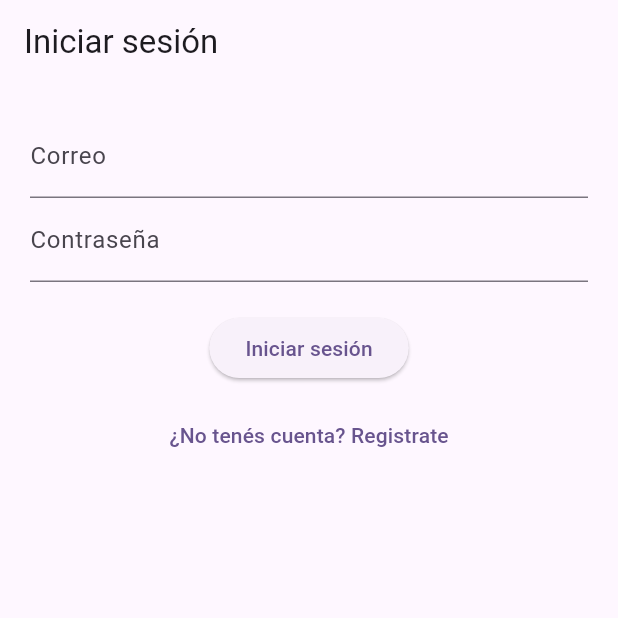
After one commit to JoustenBlanco/conn_ve, a Flutter app: the screen it shows after launch, after a tap on "Iniciar sesión", on a phone screen of 412 x 824 dp, the top half of it. The commit adds this screen. Run offline on Flutter 3.47's test engine with Material 3 defaults, Android fonts, the phone set to English and light mode, and no system bars; our stand-ins replace supabase_flutter; accounts and stored records are empty.

Commit message:
[ADD] Login and register

```diff
--- a/lib/main.dart
+++ b/lib/main.dart
@@ -1,8 +1,9 @@
+import 'package:conn_ve/pages/login_register_page.dart';
 import 'package:flutter/material.dart';
 import 'package:supabase_flutter/supabase_flutter.dart';
-import 'features/auth/screens/login_screen.dart';
-import 'features/home/screens/home_screen.dart';
-
+import 'pages/home_page.dart';
+import 'services/auth_service.dart';
+import 'dart:async';
 void main() async {
   WidgetsFlutterBinding.ensureInitialized();
 
@@ -31,7 +32,8 @@ class MyApp extends StatelessWidget {
   }
 }
 
-/// Este widget escucha el estado de sesión y redirige al login o al home
+
+
 class SessionRedirector extends StatefulWidget {
   const SessionRedirector({super.key});
 
@@ -40,41 +42,56 @@ class SessionRedirector extends StatefulWidget {
 }
 
 class _SessionRedirectorState extends State<SessionRedirector> {
-  late final Stream<AuthState> _authSubscription;
+  late final StreamSubscription<AuthState> _authSubscription;
 
   @override
   void initState() {
     super.initState();
-
-    _authSubscription = Supabase.instance.client.auth.onAuthStateChange;
-
-    _authSubscription.listen((data) {
+print("Estamos en el SessionRedirector");
+    // Escuchar cambios de sesión
+    _authSubscription = Supabase.instance.client.auth.onAuthStateChange.listen((data) async {
       final session = data.session;
-
+      print("Escuchando cambios de sesión: $session");
       if (session != null) {
-        // Usuario autenticado, redirigir al home
-        Navigator.pushReplacement(
-          context,
-          MaterialPageRoute(builder: (_) => const HomePage()),
-        );
+        await Future.delayed(Duration(seconds: 1));
+        print('Sesión activa, redirigiendo al home o crear perfil');
+        final hasProfile = await userHasProfile();
+        if (!mounted) return;
+        if (hasProfile) {
+          print('Ya había un perfil en authSubscription, redirigiendo al home');
+          Navigator.pushReplacement(context, MaterialPageRoute(builder: (_) => const HomePage()));
+        } else {
+          print('No había un perfil en authSubscription, cerrando sesión y redirigiendo al login/registro');
+          await Supabase.instance.client.auth.signOut();
+          Navigator.pushReplacement(context, MaterialPageRoute(builder: (_) => const LoginRegisterPage()));
+        }
+      } else {
+        print('No hay sesión activa en authSubscription, redirigiendo al login');
+        Navigator.pushReplacement(context, MaterialPageRoute(builder: (_) => const LoginRegisterPage()));
       }
     });
 
-    // Ver si ya había una sesión activa
+    // Chequear si ya había una sesión activa al inicio
     final currentSession = Supabase.instance.client.auth.currentSession;
+    print("Chequear si ya había una sesión activa al inicio: Sesión actual: $currentSession");
     if (currentSession != null) {
-      WidgetsBinding.instance.addPostFrameCallback((_) {
-        Navigator.pushReplacement(
-          context,
-          MaterialPageRoute(builder: (_) => const HomePage()),
-        );
+      print('Ya había una sesión activa al inicio');
+      WidgetsBinding.instance.addPostFrameCallback((_) async {
+        final hasProfile = await userHasProfile();
+        if (!mounted) return;
+        if (hasProfile) {
+          print('Ya había un perfil, redirigiendo al home');
+          Navigator.pushReplacement(context, MaterialPageRoute(builder: (_) => const HomePage()));
+        } else {
+          print('No había un perfil, cerrando sesión y redirigiendo al login/registro');
+          await Supabase.instance.client.auth.signOut();
+          Navigator.pushReplacement(context, MaterialPageRoute(builder: (_) => const LoginRegisterPage()));
+        }
       });
     } else {
+      print('No hay sesión activa en el currentSession, redirigiendo al login');
       WidgetsBinding.instance.addPostFrameCallback((_) {
-        Navigator.pushReplacement(
-          context,
-          MaterialPageRoute(builder: (_) => const LoginPage()),
-        );
+        Navigator.pushReplacement(context, MaterialPageRoute(builder: (_) => const LoginRegisterPage()));
       });
     }
   }
--- a/lib/features/home/screens/home_screen.dart
+++ b/lib/pages/home_page.dart
@@ -2,11 +2,12 @@ import 'package:flutter/material.dart';
 
 class HomePage extends StatelessWidget {
   const HomePage({super.key});
+
   @override
   Widget build(BuildContext context) {
     return Scaffold(
-      appBar: AppBar(title: Text('Inicio')),
-      body: Center(child: Text('Pantalla de Inicio')),
+      appBar: AppBar(title: const Text('Inicio')),
+      body: const Center(child: Text('Bienvenido a la app!')),
     );
   }
 }
--- /dev/null
+++ b/lib/pages/login_register_page.dart
@@ -0,0 +1,112 @@
+import 'package:flutter/material.dart';
+import 'package:supabase_flutter/supabase_flutter.dart';
+import 'home_page.dart';
+
+class LoginRegisterPage extends StatefulWidget {
+  const LoginRegisterPage({super.key});
+
+  @override
+  State<LoginRegisterPage> createState() => _LoginRegisterPageState();
+}
+
+class _LoginRegisterPageState extends State<LoginRegisterPage> {
+  bool isLogin = true;
+
+  final emailController = TextEditingController();
+  final passwordController = TextEditingController();
+  final nombreController = TextEditingController();
+  bool loading = false;
+
+  Future<void> handleLoginOrRegister() async {
+    final email = emailController.text.trim();
+    final password = passwordController.text.trim();
+    final nombre = nombreController.text.trim();
+
+    if (email.isEmpty || password.isEmpty || (!isLogin && nombre.isEmpty)) return;
+
+    setState(() => loading = true);
+
+    try {
+      if (isLogin) {
+        // Login
+        await Supabase.instance.client.auth.signInWithPassword(
+          email: email,
+          password: password,
+        );
+      } else {
+        // Registro
+        final res = await Supabase.instance.client.auth.signUp(
+          email: email,
+          password: password,
+        );
+
+        final userId = res.user?.id;
+        if (userId != null) {
+          await Supabase.instance.client.from('usuarios').insert({
+            'id': userId,
+            'nombre': nombre,
+            'correo': email,
+          });
+        }
+      }
+
+      Navigator.pushReplacement(
+        context,
+        MaterialPageRoute(builder: (_) => const HomePage()),
+      );
+    } catch (e) {
+      ScaffoldMessenger.of(context).showSnackBar(
+        SnackBar(content: Text('Error: $e')),
+      );
+    } finally {
+      setState(() => loading = false);
+    }
+  }
+
+  @override
+  Widget build(BuildContext context) {
+    return Scaffold(
+      appBar: AppBar(title: Text(isLogin ? 'Iniciar sesión' : 'Registrarse')),
+      body: Padding(
+        padding: const EdgeInsets.all(20),
+        child: Column(
+          children: [
+            if (!isLogin)
+              TextField(
+                controller: nombreController,
+                decoration: const InputDecoration(labelText: 'Nombre'),
+              ),
+            TextField(
+              controller: emailController,
+              decoration: const InputDecoration(labelText: 'Correo'),
+              keyboardType: TextInputType.emailAddress,
+            ),
+            TextField(
+              controller: passwordController,
+              decoration: const InputDecoration(labelText: 'Contraseña'),
+              obscureText: true,
+            ),
+            const SizedBox(height: 20),
+            ElevatedButton(
+              onPressed: loading ? null : handleLoginOrRegister,
+              child: Text(loading
+                  ? 'Procesando...'
+                  : (isLogin ? 'Iniciar sesión' : 'Registrarse')),
+            ),
+            const SizedBox(height: 10),
+            TextButton(
+              onPressed: () {
+                setState(() {
+                  isLogin = !isLogin;
+                });
+              },
+              child: Text(isLogin
+                  ? '¿No tenés cuenta? Registrate'
+                  : '¿Ya tenés cuenta? Iniciá sesión'),
+            ),
+          ],
+        ),
+      ),
+    );
+  }
+}
--- a/lib/routes/app_routes.dart
+++ /dev/null
@@ -1,10 +0,0 @@
-import 'package:flutter/material.dart';
-import '../features/auth/screens/login_screen.dart';
-import '../features/home/screens/home_screen.dart';
-
-class AppRoutes {
-  static Map<String, WidgetBuilder> get routes => {
-        '/login': (context) => LoginPage(),
-        '/home': (context) => HomeScreen(),
-      };
-}
```
Also changed, not shown: lib/app.dart (deleted, +0 -18 lines), lib/features/auth/screens/login_screen.dart (+2 -50 lines), lib/features/home/widgets/welcome_banner.dart (deleted, +0 -12 lines), lib/services/auth_service.dart (added, +16 -0 lines), 1 other file.
